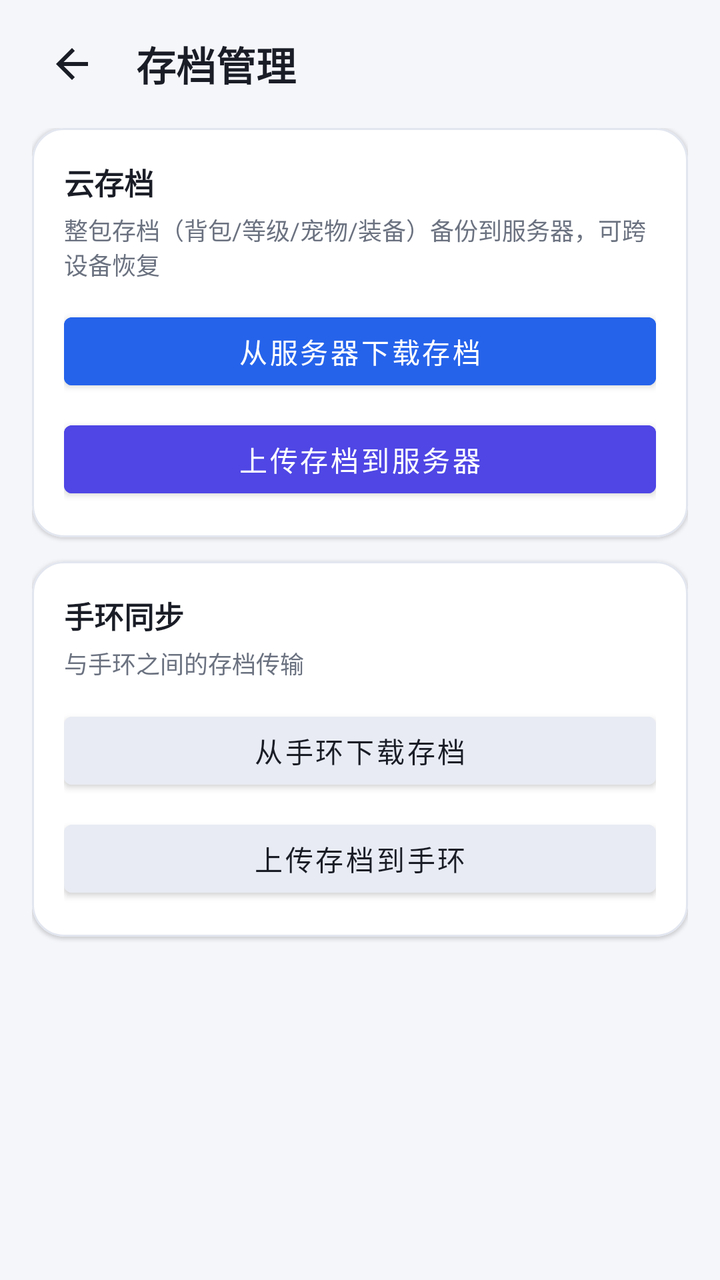
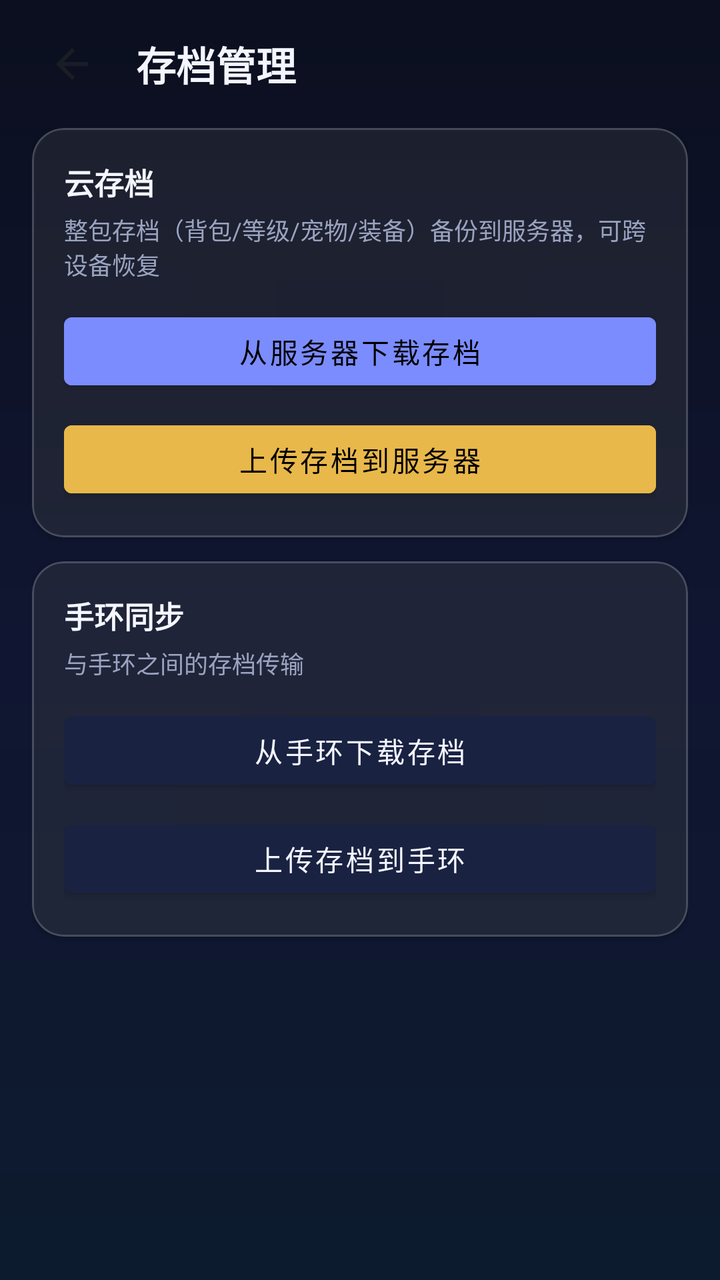

Compare the two renders of this Android layout. The source of the first and the diff that turns it into the second are given below.
<!-- AndroidManifest.xml: application theme Theme.Yishijie -->
<!-- res/layout/activity_save_manager.xml -->
<?xml version="1.0" encoding="utf-8"?>
<LinearLayout xmlns:android="http://schemas.android.com/apk/res/android"
    xmlns:app="http://schemas.android.com/apk/res-auto"
    android:layout_width="match_parent"
    android:layout_height="match_parent"
    android:orientation="vertical"
    android:background="@color/background">

    <LinearLayout
        android:layout_width="match_parent"
        android:layout_height="wrap_content"
        android:orientation="horizontal"
        android:gravity="center_vertical"
        android:paddingStart="16dp"
        android:paddingEnd="16dp"
        android:paddingTop="12dp"
        android:paddingBottom="12dp">

        <ImageButton
            android:id="@+id/btnBack"
            android:layout_width="40dp"
            android:layout_height="40dp"
            android:src="@drawable/ic_back"
            android:background="?attr/selectableItemBackgroundBorderless"
            android:contentDescription="返回" />

        <TextView
            android:layout_width="0dp"
            android:layout_height="wrap_content"
            android:layout_weight="1"
            android:text="存档管理"
            android:textSize="20sp"
            android:textColor="@color/text_primary"
            android:textStyle="bold"
            android:layout_marginStart="12dp" />
    </LinearLayout>

    <ScrollView
        android:layout_width="match_parent"
        android:layout_height="0dp"
        android:layout_weight="1"
        android:fillViewport="true">

        <LinearLayout
            android:layout_width="match_parent"
            android:layout_height="wrap_content"
            android:orientation="vertical"
            android:paddingStart="16dp"
            android:paddingEnd="16dp"
            android:paddingBottom="20dp">

            <com.google.android.material.card.MaterialCardView
                android:layout_width="match_parent"
                android:layout_height="wrap_content"
                app:cardBackgroundColor="@color/background_card"
                app:cardCornerRadius="16dp"
                app:cardElevation="1dp"
                app:strokeColor="@color/surface_border"
                app:strokeWidth="1dp">

                <LinearLayout
                    android:layout_width="match_parent"
                    android:layout_height="wrap_content"
                    android:orientation="vertical"
                    android:padding="16dp">

                    <TextView
                        android:layout_width="wrap_content"
                        android:layout_height="wrap_content"
                        android:text="云存档"
                        android:textSize="15sp"
                        android:textColor="@color/text_primary"
                        android:textStyle="bold" />

                    <TextView
                        android:layout_width="wrap_content"
                        android:layout_height="wrap_content"
                        android:text="整包存档（背包/等级/宠物/装备）备份到服务器，可跨设备恢复"
                        android:textSize="12sp"
                        android:textColor="@color/text_secondary"
                        android:layout_marginTop="4dp"
                        android:layout_marginBottom="12dp" />

                    <Button
                        android:id="@+id/btnDownloadServer"
                        android:layout_width="match_parent"
                        android:layout_height="46dp"
                        android:text="从服务器下载存档"
                        android:textSize="14sp"
                        android:backgroundTint="@color/primary"
                        android:layout_marginBottom="8dp" />

                    <Button
                        android:id="@+id/btnUploadServer"
                        android:layout_width="match_parent"
                        android:layout_height="46dp"
                        android:text="上传存档到服务器"
                        android:textSize="14sp"
                        android:backgroundTint="@color/accent" />
                </LinearLayout>
            </com.google.android.material.card.MaterialCardView>

            <com.google.android.material.card.MaterialCardView
                android:layout_width="match_parent"
                android:layout_height="wrap_content"
                app:cardBackgroundColor="@color/background_card"
                app:cardCornerRadius="16dp"
                app:cardElevation="1dp"
                app:strokeColor="@color/surface_border"
                app:strokeWidth="1dp"
                android:layout_marginTop="12dp">

                <LinearLayout
                    android:layout_width="match_parent"
                    android:layout_height="wrap_content"
                    android:orientation="vertical"
                    android:padding="16dp">

                    <TextView
                        android:layout_width="wrap_content"
                        android:layout_height="wrap_content"
                        android:text="手环同步"
                        android:textSize="15sp"
                        android:textColor="@color/text_primary"
                        android:textStyle="bold" />

                    <TextView
                        android:layout_width="wrap_content"
                        android:layout_height="wrap_content"
                        android:text="与手环之间的存档传输"
                        android:textSize="12sp"
                        android:textColor="@color/text_secondary"
                        android:layout_marginTop="4dp"
                        android:layout_marginBottom="12dp" />

                    <Button
                        android:id="@+id/btnDownloadBand"
                        android:layout_width="match_parent"
                        android:layout_height="46dp"
                        android:text="从手环下载存档"
                        android:textSize="14sp"
                        android:backgroundTint="@color/surface_light"
                        android:textColor="@color/text_primary"
                        android:layout_marginBottom="8dp" />

                    <Button
                        android:id="@+id/btnUploadBand"
                        android:layout_width="match_parent"
                        android:layout_height="46dp"
                        android:text="上传存档到手环"
                        android:textSize="14sp"
                        android:backgroundTint="@color/surface_light"
                        android:textColor="@color/text_primary" />
                </LinearLayout>
            </com.google.android.material.card.MaterialCardView>

            <TextView
                android:id="@+id/tvStatus"
                android:layout_width="match_parent"
                android:layout_height="wrap_content"
                android:text=""
                android:textSize="13sp"
                android:textColor="@color/text_secondary"
                android:gravity="center"
                android:paddingTop="14dp" />
        </LinearLayout>
    </ScrollView>
</LinearLayout>
<!-- resources referenced by this layout -->
<resources>
  <color name="accent">#4F46E5</color>
  <color name="background">#F5F6FA</color>
  <color name="background_card">#FFFFFF</color>
  <color name="primary">#2563EB</color>
  <color name="surface_border">#E2E6EF</color>
  <color name="surface_light">#E8EBF3</color>
  <color name="text_primary">#1A1D26</color>
  <color name="text_secondary">#6B7280</color>
  <!-- drawable ic_back (drawable) -->
  <?xml version="1.0" encoding="utf-8"?>
  <vector xmlns:android="http://schemas.android.com/apk/res/android"
      android:width="24dp"
      android:height="24dp"
      android:viewportWidth="24"
      android:viewportHeight="24">
      <path
          android:fillColor="#1A1D26"
          android:pathData="M20,11H7.83l5.59,-5.59L12,4l-8,8 8,8 1.41,-1.41L7.83,13H20v-2z"/>
  </vector>
  <style name="Theme.Yishijie" parent="Theme.MaterialComponents.Light.NoActionBar">
          <item name="colorPrimary">@color/primary</item>
          <item name="colorPrimaryDark">@color/primary_dark</item>
          <item name="colorAccent">@color/accent</item>
          <item name="android:windowBackground">@color/background</item>
          <item name="android:statusBarColor">@color/background</item>
          <item name="android:navigationBarColor">@color/background</item>
          <item name="android:windowLightStatusBar">true</item>
          <item name="android:windowLightNavigationBar">true</item>
      </style>
  <color name="primary_dark">#1D4ED8</color>
</resources>

<!-- the commit's change to res/layout/activity_save_manager.xml (unified diff, before → after) -->
@@ -4,7 +4,7 @@
     android:layout_width="match_parent"
     android:layout_height="match_parent"
     android:orientation="vertical"
-    android:background="@color/background">
+    android:background="@drawable/bg_app">
 
     <LinearLayout
         android:layout_width="match_parent"
@@ -52,10 +52,10 @@
             <com.google.android.material.card.MaterialCardView
                 android:layout_width="match_parent"
                 android:layout_height="wrap_content"
-                app:cardBackgroundColor="@color/background_card"
+                app:cardBackgroundColor="@color/glass_card"
                 app:cardCornerRadius="16dp"
                 app:cardElevation="1dp"
-                app:strokeColor="@color/surface_border"
+                app:strokeColor="@color/glass_border"
                 app:strokeWidth="1dp">
 
                 <LinearLayout
@@ -103,10 +103,10 @@
             <com.google.android.material.card.MaterialCardView
                 android:layout_width="match_parent"
                 android:layout_height="wrap_content"
-                app:cardBackgroundColor="@color/background_card"
+                app:cardBackgroundColor="@color/glass_card"
                 app:cardCornerRadius="16dp"
                 app:cardElevation="1dp"
-                app:strokeColor="@color/surface_border"
+                app:strokeColor="@color/glass_border"
                 app:strokeWidth="1dp"
                 android:layout_marginTop="12dp">
 
<!-- resource entries referenced after the edit -->
@@ -1,13 +1,22 @@
 <!-- resources referenced by this layout -->
 <resources>
-  <color name="accent">#4F46E5</color>
-  <color name="background">#F5F6FA</color>
-  <color name="background_card">#FFFFFF</color>
-  <color name="primary">#2563EB</color>
-  <color name="surface_border">#E2E6EF</color>
-  <color name="surface_light">#E8EBF3</color>
-  <color name="text_primary">#1A1D26</color>
-  <color name="text_secondary">#6B7280</color>
+  <color name="accent">#E8B84A</color>
+  <color name="glass_border">#2EFFFFFF</color>
+  <color name="glass_card">#14FFFFFF</color>
+  <color name="background">#0B0F1F</color>
+  <color name="primary">#7B8CFF</color>
+  <color name="surface_light">#1A2242</color>
+  <color name="text_primary">#F4F6FF</color>
+  <color name="text_secondary">#9AA3C0</color>
+  <!-- drawable bg_app (drawable) -->
+  <?xml version="1.0" encoding="utf-8"?>
+  <shape xmlns:android="http://schemas.android.com/apk/res/android" android:shape="rectangle">
+      <gradient
+          android:startColor="#0B0F1F"
+          android:centerColor="#101631"
+          android:endColor="#0D1B2E"
+          android:angle="270" />
+  </shape>
   <!-- drawable ic_back (drawable) -->
   <?xml version="1.0" encoding="utf-8"?>
   <vector xmlns:android="http://schemas.android.com/apk/res/android"
@@ -19,16 +28,16 @@
           android:fillColor="#1A1D26"
           android:pathData="M20,11H7.83l5.59,-5.59L12,4l-8,8 8,8 1.41,-1.41L7.83,13H20v-2z"/>
   </vector>
-  <style name="Theme.Yishijie" parent="Theme.MaterialComponents.Light.NoActionBar">
+  <style name="Theme.Yishijie" parent="Theme.MaterialComponents.NoActionBar">
           <item name="colorPrimary">@color/primary</item>
           <item name="colorPrimaryDark">@color/primary_dark</item>
           <item name="colorAccent">@color/accent</item>
           <item name="android:windowBackground">@color/background</item>
           <item name="android:statusBarColor">@color/background</item>
           <item name="android:navigationBarColor">@color/background</item>
-          <item name="android:windowLightStatusBar">true</item>
-          <item name="android:windowLightNavigationBar">true</item>
+          <item name="android:windowLightStatusBar">false</item>
+          <item name="android:windowLightNavigationBar">false</item>
       </style>
-  <color name="primary_dark">#1D4ED8</color>
+  <color name="primary_dark">#5A6BE8</color>
 </resources>
 
